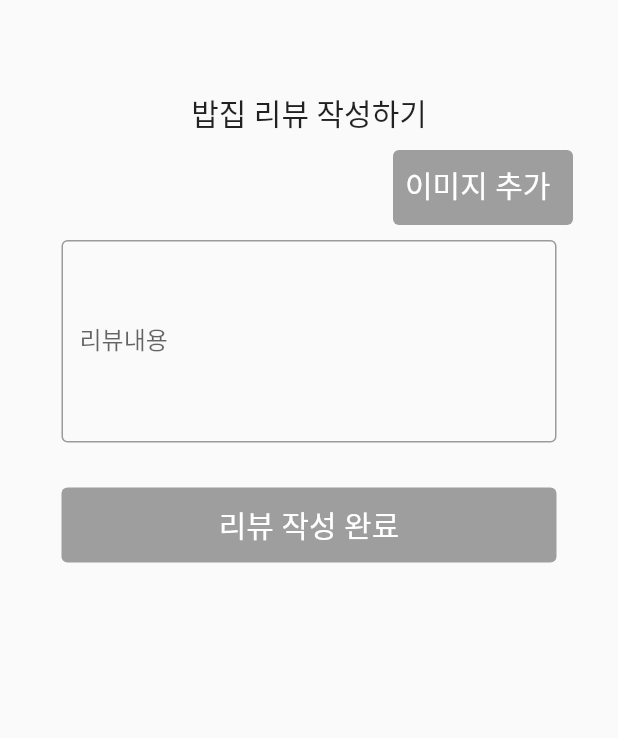
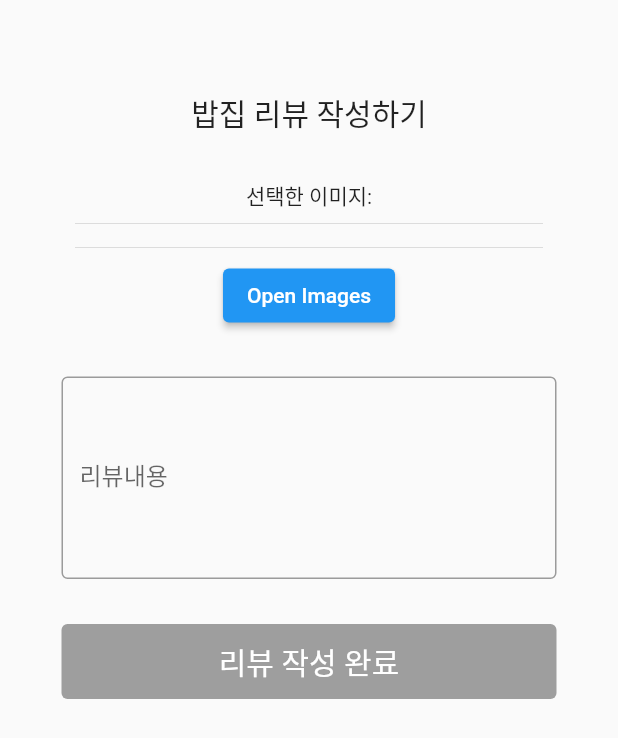
Before and after one commit to tlswodn205/mubwara, a Flutter app: the ReviewWritePage screen opened directly, on a phone screen of 412 x 824 dp. Shown: the top 738 px of the screen. Run offline on Flutter 3.47's test engine with Material 2 defaults, Android fonts, the phone set to English and light mode, and no system bars; our stand-ins replace firebase_core, flutter_riverpod, font_awesome_flutter, geolocator, get, google_maps_flutter and 2 more; missing offline and left inert: remedi_kopo; accounts and stored records are empty.

Commit message:
이미지 업로드 기능 추가

```diff
--- a/lib/views/page/my_page/my_page.dart
+++ b/lib/views/page/my_page/my_page.dart
@@ -35,7 +35,7 @@ class _MyPageState extends State<MyPage> with SingleTickerProviderStateMixin {
         _buildButton(
             buttonName: "내 가게 등록",
             buttonBackgroundColor: Colors.blue,
-            pageName: HomePage()),
+            pageName: ReviewWritePage()),
         SizedBox(height: 30),
         PreferredSize(
           preferredSize: _buildTabBar().preferredSize,
--- a/lib/views/page/review_write_page/review_write_page.dart
+++ b/lib/views/page/review_write_page/review_write_page.dart
@@ -1,9 +1,34 @@
 import 'package:flutter/cupertino.dart';
 import 'package:flutter/material.dart';
+import 'package:image_picker/image_picker.dart';
 import 'package:mubwara/dto/response/shop_resp_dto.dart';
+import 'dart:io';
 
-class ReviewWritePage extends StatelessWidget {
+class ReviewWritePage extends StatefulWidget {
   const ReviewWritePage({Key? key}) : super(key: key);
+
+  @override
+  State<ReviewWritePage> createState() => _ReviewWritePageState();
+}
+
+class _ReviewWritePageState extends State<ReviewWritePage> {
+  final ImagePicker imgpicker = ImagePicker();
+  List<XFile>? imagefiles;
+
+  openImages() async {
+    try {
+      var pickedfiles = await imgpicker.pickMultiImage();
+      //you can use ImageCourse.camera for Camera capture
+      if (pickedfiles != null) {
+        imagefiles = pickedfiles;
+        setState(() {});
+      } else {
+        print("No image is selected.");
+      }
+    } catch (e) {
+      print("error while picking file.");
+    }
+  }
 
   @override
   Widget build(BuildContext context) {
@@ -16,16 +41,7 @@ class ReviewWritePage extends StatelessWidget {
             Text("${shopList[0].shop_name} 리뷰 작성하기",
                 style: TextStyle(fontSize: 20)),
             SizedBox(height: 10),
-            Row(
-              mainAxisAlignment: MainAxisAlignment.end,
-              children: [
-                _buildButton(
-                    buttonName: "이미지 추가 하기",
-                    buttonBackgroundColor: Colors.grey,
-                    fontColor: Colors.white,
-                    widthSize: 120),
-              ],
-            ),
+            _builderImageUploader(),
             SizedBox(height: 10),
             _buildTextFeild("리뷰내용", "null"),
             SizedBox(height: 30),
@@ -75,4 +91,42 @@ class ReviewWritePage extends StatelessWidget {
       ),
     );
   }
+
+  Widget _builderImageUploader() {
+    return Container(
+      alignment: Alignment.center,
+      padding: EdgeInsets.all(20),
+      child: Column(
+        children: [
+          //open button ----------------
+
+          Text("선택한 이미지:"),
+          Divider(),
+
+          imagefiles != null
+              ? Wrap(
+                  children: imagefiles!.map((imageone) {
+                    return Container(
+                        child: Card(
+                      child: Container(
+                        height: 100,
+                        width: 100,
+                        child: Image.file(
+                          File(imageone.path),
+                        ),
+                      ),
+                    ));
+                  }).toList(),
+                )
+              : Container(),
+          Divider(),
+          ElevatedButton(
+              onPressed: () {
+                openImages();
+              },
+              child: Text("Open Images")),
+        ],
+      ),
+    );
+  }
 }
--- a/pubspec.yaml
+++ b/pubspec.yaml
@@ -43,7 +43,7 @@ dependencies:
   kpostal: ^0.5.1
   remedi_kopo: ^0.0.1
   iamport_flutter: ^0.10.3
-  file_picker: ^5.2.2
+  image_picker: ^0.8.6
 
 
   # The following adds the Cupertino Icons font to your application.
```
Also changed, not shown: lib/views/common/components/image_uploader.dart (added, +64 -0 lines), lib/views/page/map_page/map_page.dart (+3 -5 lines), pubspec.lock, 1 other file.
